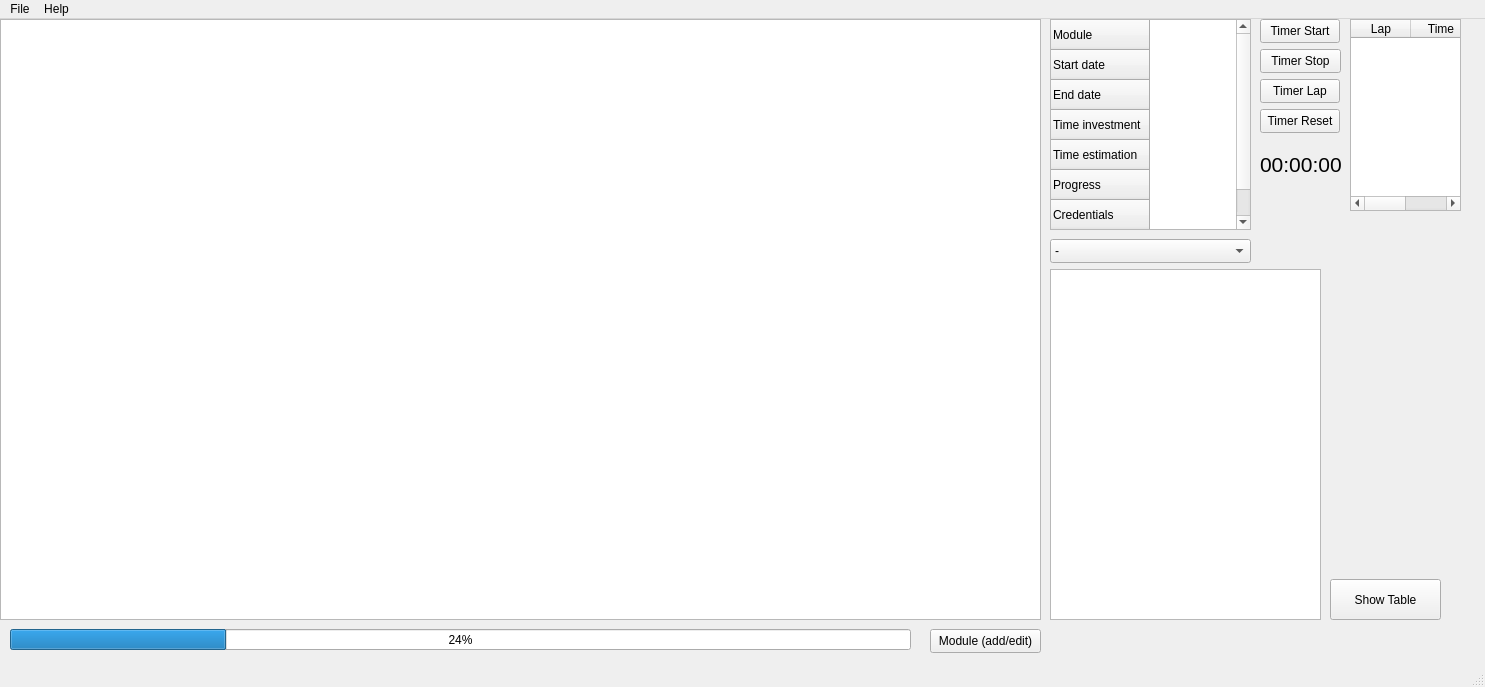
Qt form src/mainwindow.ui (Enidable/AkademeMateQt) before a commit.
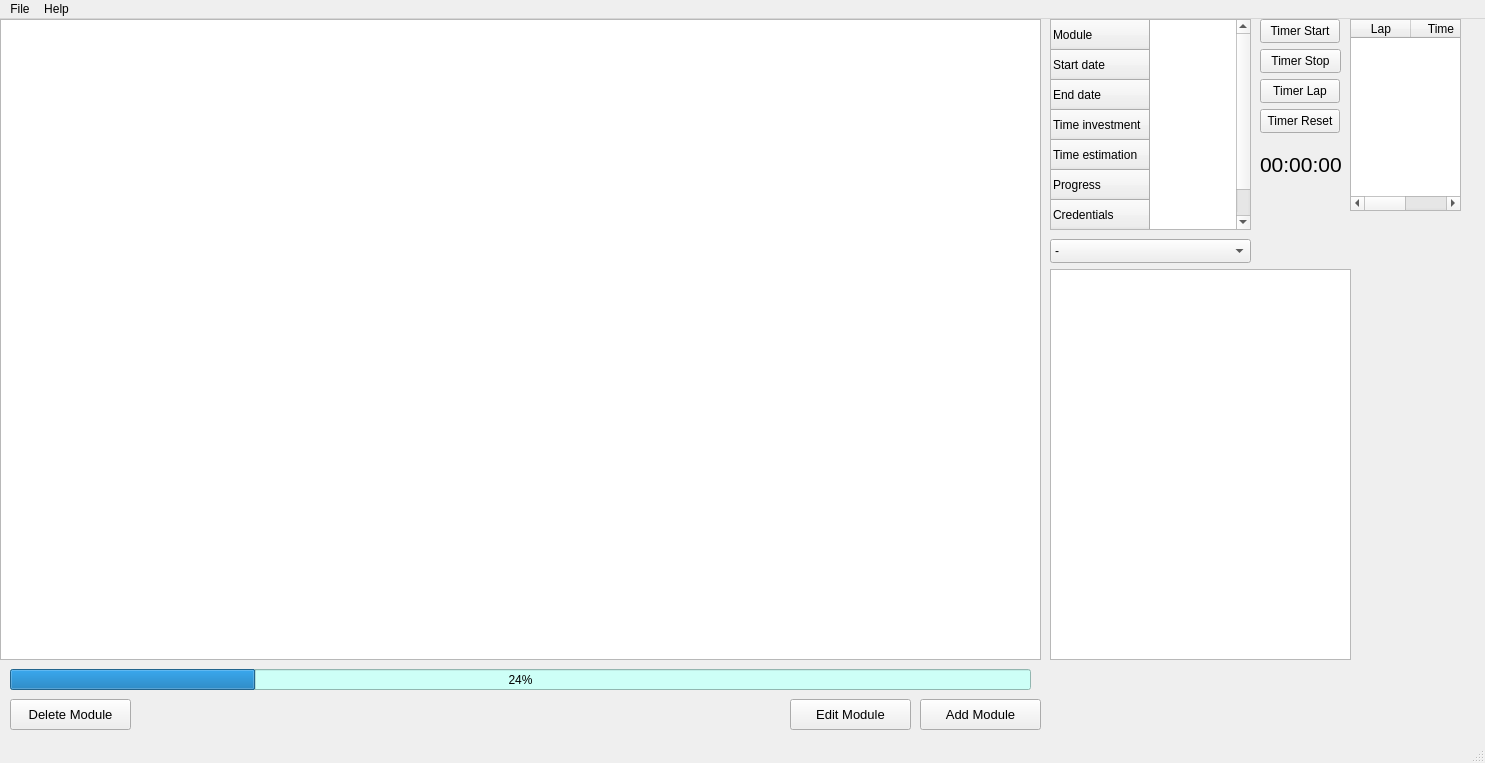
The same form after that commit.

Commit message: in between commit, buttons added

What changed in the file:
```diff
--- a/src/mainwindow.ui
+++ b/src/mainwindow.ui
@@ -7,7 +7,7 @@
     <x>0</x>
     <y>0</y>
     <width>1485</width>
-    <height>687</height>
+    <height>763</height>
    </rect>
   </property>
   <property name="windowTitle">
@@ -111,11 +111,14 @@
     <property name="geometry">
      <rect>
       <x>10</x>
-      <y>610</y>
-      <width>901</width>
+      <y>650</y>
+      <width>1021</width>
       <height>21</height>
      </rect>
     </property>
+    <property name="styleSheet">
+     <string notr="true">background: rgb(205, 255, 247)</string>
+    </property>
     <property name="value">
      <number>24</number>
     </property>
@@ -171,30 +174,17 @@
       <x>0</x>
       <y>0</y>
       <width>1041</width>
-      <height>601</height>
+      <height>641</height>
      </rect>
     </property>
    </widget>
-   <widget class="QPushButton" name="Load_db_button">
-    <property name="geometry">
-     <rect>
-      <x>1330</x>
-      <y>560</y>
-      <width>111</width>
-      <height>41</height>
-     </rect>
-    </property>
-    <property name="text">
-     <string>Show Table</string>
-    </property>
-   </widget>
    <widget class="QTableWidget" name="variable_detail_table">
     <property name="geometry">
      <rect>
       <x>1050</x>
       <y>250</y>
-      <width>271</width>
-      <height>351</height>
+      <width>301</width>
+      <height>391</height>
      </rect>
     </property>
    </widget>
@@ -246,14 +236,61 @@
    <widget class="QPushButton" name="AddModuleButton">
     <property name="geometry">
      <rect>
-      <x>930</x>
-      <y>610</y>
-      <width>111</width>
-      <height>24</height>
+      <x>920</x>
+      <y>680</y>
+      <width>121</width>
+      <height>31</height>
      </rect>
     </property>
+    <property name="font">
+     <font>
+      <family>Segoe UI</family>
+      <pointsize>10</pointsize>
+      <bold>false</bold>
+     </font>
+    </property>
     <property name="text">
-     <string>Module (add/edit)</string>
+     <string>Add Module</string>
+    </property>
+   </widget>
+   <widget class="QPushButton" name="EditModuleButton">
+    <property name="geometry">
+     <rect>
+      <x>790</x>
+      <y>680</y>
+      <width>121</width>
+      <height>31</height>
+     </rect>
+    </property>
+    <property name="font">
+     <font>
+      <family>Segoe UI</family>
+      <pointsize>10</pointsize>
+      <bold>false</bold>
+     </font>
+    </property>
+    <property name="text">
+     <string>Edit Module</string>
+    </property>
+   </widget>
+   <widget class="QPushButton" name="DeleteModuleButton">
+    <property name="geometry">
+     <rect>
+      <x>10</x>
+      <y>680</y>
+      <width>121</width>
+      <height>31</height>
+     </rect>
+    </property>
+    <property name="font">
+     <font>
+      <family>Segoe UI</family>
+      <pointsize>10</pointsize>
+      <bold>false</bold>
+     </font>
+    </property>
+    <property name="text">
+     <string>Delete Module</string>
     </property>
    </widget>
   </widget>
```
Left out of the diff: 2 changed lines with no effect on the pictures. The commit also changes 4 other files.
